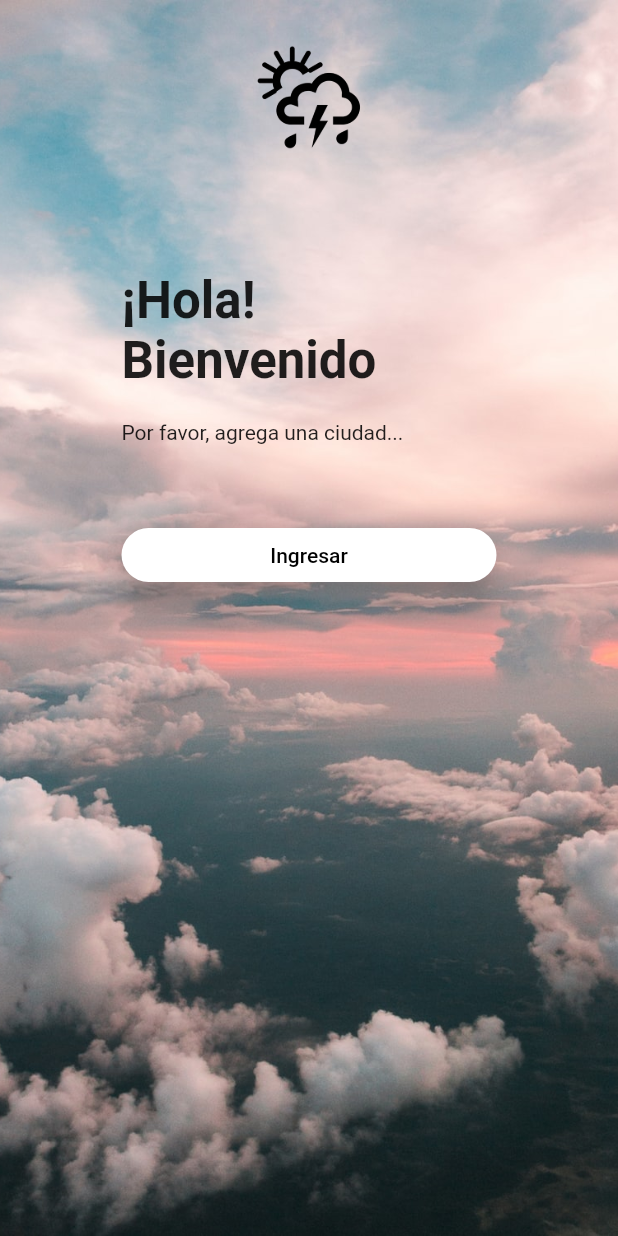
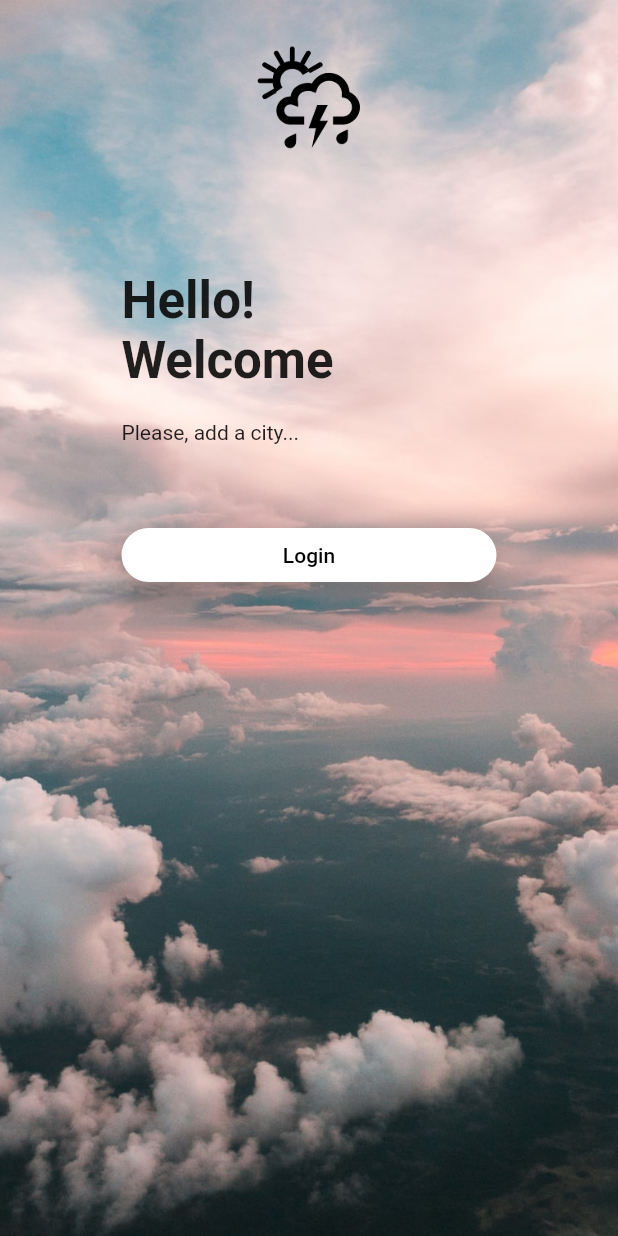
Before and after one commit to IvanApps/codex, a Flutter app: the screen it shows after launch, on a phone screen of 412 x 824 dp. Run offline on Flutter 3.47's test engine with Material 2 defaults, Android fonts, the phone set to English and light mode, and no system bars; our stand-ins replace shared_preferences.

Commit message:
English version

```diff
--- a/lib/ui/home/empty_widget.dart
+++ b/lib/ui/home/empty_widget.dart
@@ -37,7 +37,7 @@ class EmptyWidget extends StatelessWidget {
                     height: 80,
                   ),
                   Text(
-                    '¡Hola!\nBienvenido',
+                    'Hello!\nWelcome',
                     textAlign: TextAlign.start,
                     style: TextStyle(
                       fontSize: 34,
@@ -48,7 +48,7 @@ class EmptyWidget extends StatelessWidget {
                     height: 20,
                   ),
                   Text(
-                    'Por favor, agrega una ciudad...',
+                    'Please, add a city...',
                     textAlign: TextAlign.start,
                   ),
                   const SizedBox(
@@ -56,7 +56,7 @@ class EmptyWidget extends StatelessWidget {
                   ),
                   ElevatedButton(
                     child: Text(
-                      'Ingresar',
+                      'Login',
                       style: TextStyle(
                         color: Colors.black,
                       ),
```
